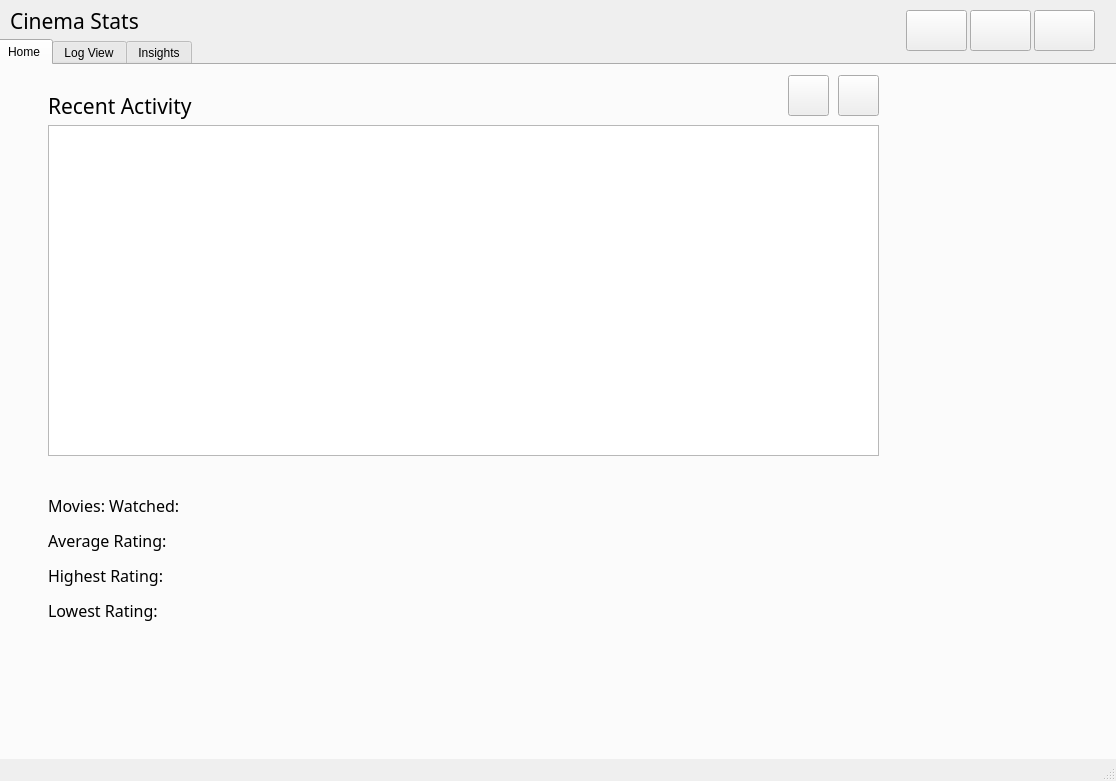
steinmns/Cinema-Stats, file UI Files/MainWindowV1.ui: the form before one commit.
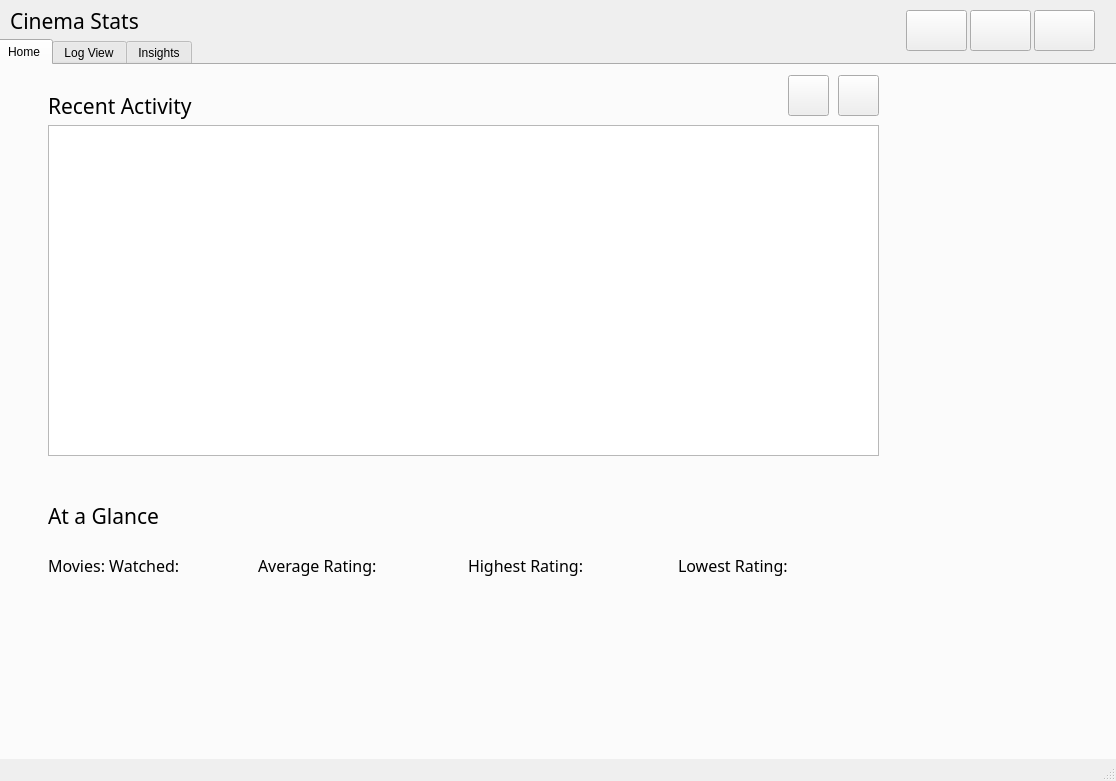
The form after the commit.

Commit message: Delete button now works

```diff
--- a/UI Files/MainWindowV1.ui
+++ b/UI Files/MainWindowV1.ui
@@ -78,7 +78,7 @@
       <property name="geometry">
        <rect>
         <x>50</x>
-        <y>430</y>
+        <y>490</y>
         <width>171</width>
         <height>21</height>
        </rect>
@@ -96,10 +96,10 @@
      <widget class="QLabel" name="AverageRatingLabel">
       <property name="geometry">
        <rect>
-        <x>50</x>
-        <y>460</y>
+        <x>260</x>
+        <y>480</y>
         <width>171</width>
-        <height>31</height>
+        <height>41</height>
        </rect>
       </property>
       <property name="font">
@@ -115,8 +115,8 @@
      <widget class="QLabel" name="HighestRatingLabel">
       <property name="geometry">
        <rect>
-        <x>50</x>
-        <y>500</y>
+        <x>470</x>
+        <y>490</y>
         <width>171</width>
         <height>21</height>
        </rect>
@@ -134,10 +134,10 @@
      <widget class="QLabel" name="LowestRatingLabel">
       <property name="geometry">
        <rect>
-        <x>50</x>
-        <y>530</y>
+        <x>680</x>
+        <y>480</y>
         <width>171</width>
-        <height>31</height>
+        <height>41</height>
        </rect>
       </property>
       <property name="font">
@@ -194,6 +194,25 @@
        </size>
       </property>
      </widget>
+     <widget class="QLabel" name="AtaGlanceLabel">
+      <property name="geometry">
+       <rect>
+        <x>50</x>
+        <y>430</y>
+        <width>191</width>
+        <height>41</height>
+       </rect>
+      </property>
+      <property name="font">
+       <font>
+        <family>Mollen Personal Use</family>
+        <pointsize>16</pointsize>
+       </font>
+      </property>
+      <property name="text">
+       <string>At a Glance</string>
+      </property>
+     </widget>
     </widget>
     <widget class="QWidget" name="LogViewTab">
      <attribute name="title">
```
The commit also changes 4 other files.
